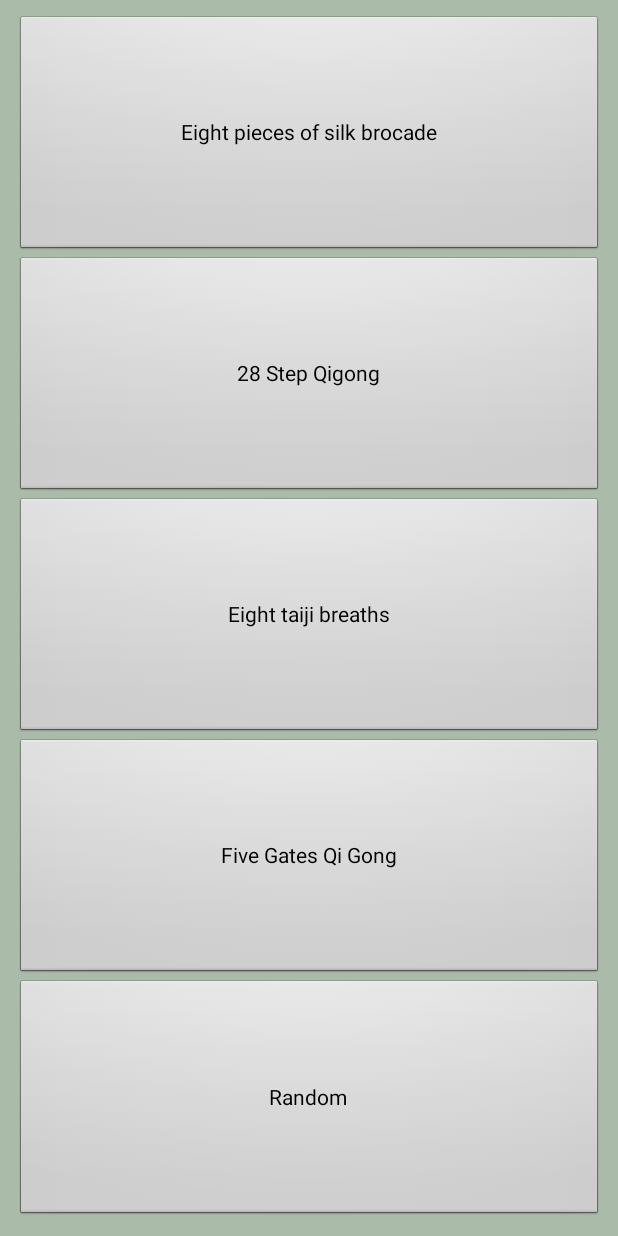
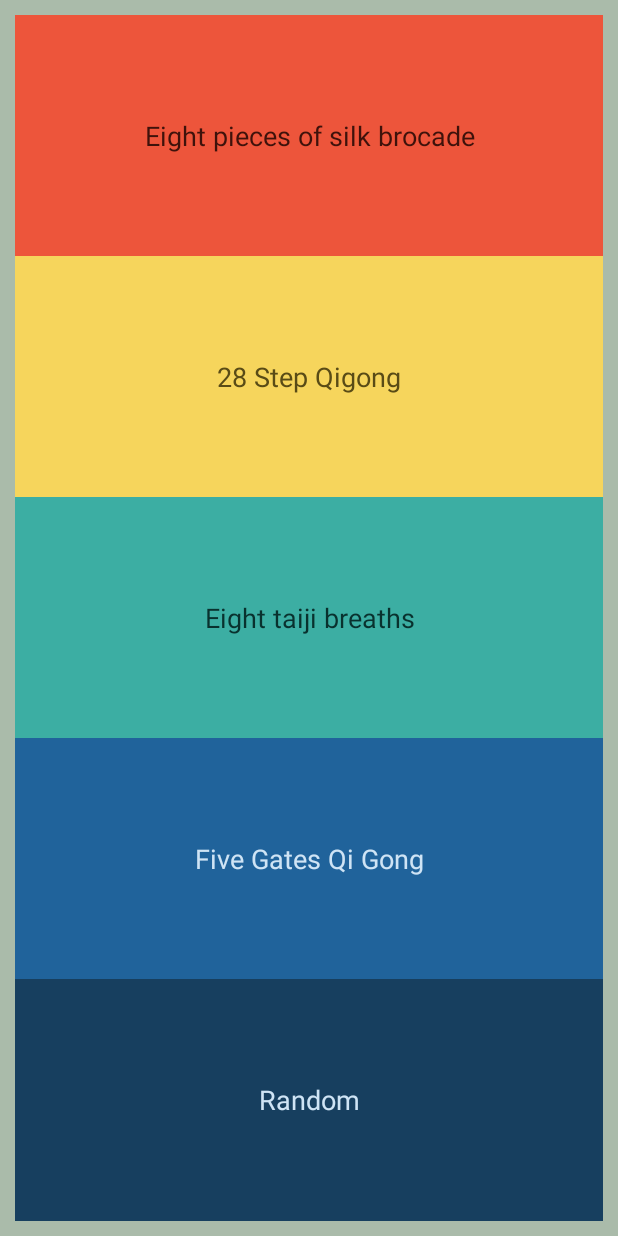
Before and after one commit to gabrielecuccu/YangStyleTaiChi, an Android app: the screen it shows after launch (MainActivity), on a phone screen of 412 x 824 dp. Run offline under Robolectric (Android 15) with nearby library versions, the phone set to English and light mode, and no system bars.

Commit message:
colours on main activity

```diff
--- a/app/src/main/res/layout/activity_main.xml
+++ b/app/src/main/res/layout/activity_main.xml
@@ -13,6 +13,9 @@
         android:layout_width="match_parent"
         android:layout_height="wrap_content"
         android:layout_weight="1"
+        android:background="#ED553B"
+        android:textColor="#3e120b"
+        android:textSize="18dp"
         android:text="Eight pieces of silk brocade" />
 
     <Button
@@ -20,6 +23,9 @@
         android:layout_width="match_parent"
         android:layout_height="wrap_content"
         android:layout_weight="1"
+        android:background="#F6D55C"
+        android:textColor="#594b16"
+        android:textSize="18dp"
         android:text="28 Step Qigong" />
 
     <Button
@@ -27,6 +33,9 @@
         android:layout_width="match_parent"
         android:layout_height="wrap_content"
         android:layout_weight="1"
+        android:background="#3CAEA3"
+        android:textColor="#09312e"
+        android:textSize="18dp"
         android:text="Eight taiji breaths" />
 
     <Button
@@ -34,6 +43,9 @@
         android:layout_width="match_parent"
         android:layout_height="wrap_content"
         android:layout_weight="1"
+        android:background="#20639B"
+        android:textColor="#cfe4f5"
+        android:textSize="18dp"
         android:text="Five Gates Qi Gong" />
 
     <Button
@@ -41,6 +53,9 @@
         android:layout_width="match_parent"
         android:layout_height="wrap_content"
         android:layout_weight="1"
+        android:background="#173F5F"
+        android:textColor="#cfe4f5"
+        android:textSize="18dp"
         android:text="Random" />
 
 </LinearLayout>
--- a/app/src/main/res/layout/activity_movement_set.xml
+++ b/app/src/main/res/layout/activity_movement_set.xml
@@ -34,5 +34,6 @@
         android:id="@+id/back_button"
         android:layout_width="wrap_content"
         android:layout_height="wrap_content"
+        android:textSize="18dp"
         android:text="Back" />
 </LinearLayout>
```
